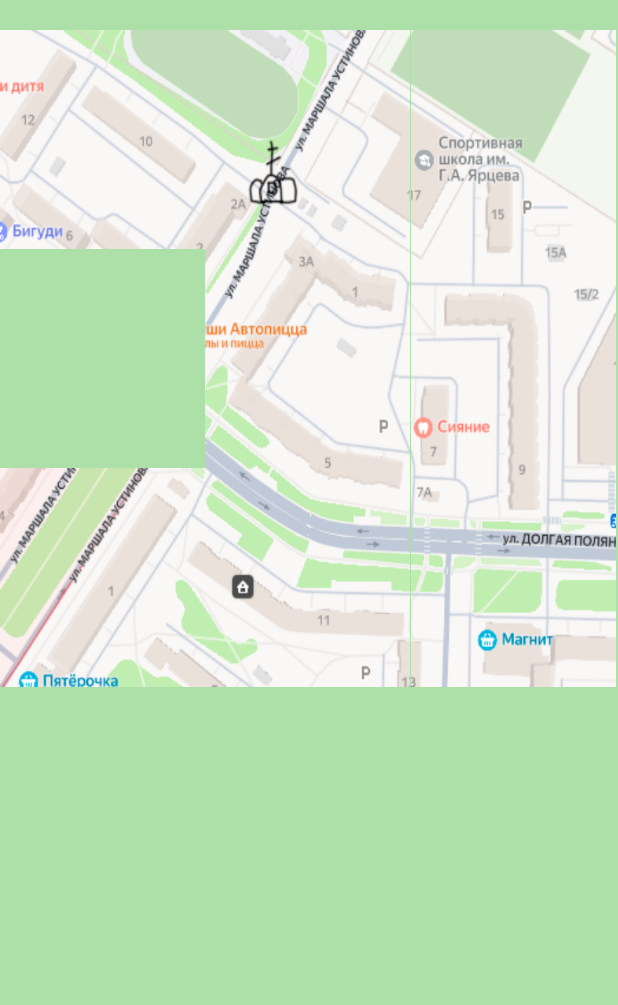
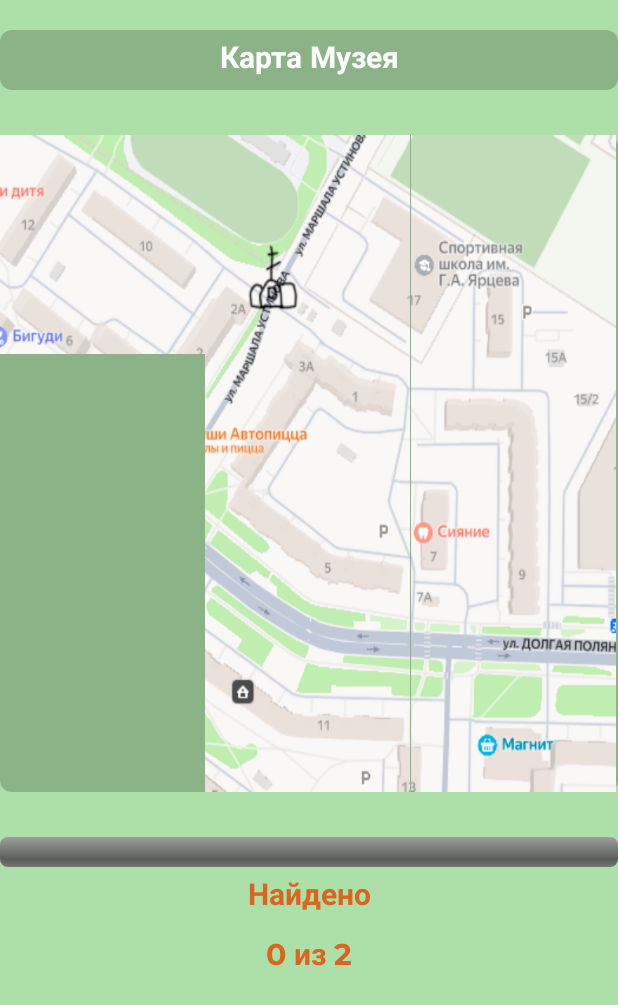
Before and after one commit to ribtie/KostromskayaSloboda, an Android app: the screen it shows after launch (MapActivity), after a tap on "НАЧАТЬ ИГРУ", on a phone screen of 412 x 824 dp. Shown: the top 1005 px of the screen. Run offline under Robolectric (Android 15) with nearby library versions, the phone set to English and light mode, and no system bars.

Commit message:
прогресс

```diff
--- a/app/src/main/java/com/example/kostromskayasloboda/MapActivity.java
+++ b/app/src/main/java/com/example/kostromskayasloboda/MapActivity.java
@@ -21,6 +21,7 @@ public class MapActivity extends AppCompatActivity {
         setContentView(R.layout.map_activity);
         mapView = findViewById(R.id.mapView);
         mapView.setActivity(this);
+        mapView.initUI(findViewById(R.id.count),findViewById(R.id.progressBar));
         locationManager = (LocationManager) getSystemService(LOCATION_SERVICE);
 
         if (ActivityCompat.checkSelfPermission(this, android.Manifest.permission.ACCESS_FINE_LOCATION)
--- a/app/src/main/java/com/example/kostromskayasloboda/MapView.java
+++ b/app/src/main/java/com/example/kostromskayasloboda/MapView.java
@@ -5,9 +5,13 @@ import android.graphics.*;
 import android.util.AttributeSet;
 import android.util.Log;
 import android.view.View;
+import android.widget.ProgressBar;
+import android.widget.TextView;
 import android.widget.Toast;
 
 import androidx.appcompat.app.AppCompatActivity;
+
+import java.util.Arrays;
 
 public class MapView extends View {
 
@@ -22,27 +26,96 @@ public class MapView extends View {
     private static final int PUZZLE_ROWS = 3;
     private static final int PUZZLE_COLS = 3;
     private Bitmap[] puzzlePieces = new Bitmap[PUZZLE_ROWS * PUZZLE_COLS];
-    private int missingPieceIndex = 3; //
+
+    private static Boolean[] booleanPiecesShow = new Boolean[PUZZLE_ROWS * PUZZLE_COLS];
+    private int[] missingPieceIndex = {3,6};
     public static Boolean showMissingPiece = false; // флаг, появился ли пропущенный кусок
     private int pieceWidth, pieceHeight;
 
+    TextView count;
+
+    ProgressBar progressBar;
+
+    String currentCount;
 
     public MapView(Context context, AttributeSet attrs) {
         super(context, attrs);
 
         mapBitmap = BitmapFactory.decodeResource(getResources(), R.drawable.museum_map);
         userMarker = BitmapFactory.decodeResource(getResources(), R.drawable.user_marker);
+        for(int i=0; i<booleanPiecesShow.length; i++) {
+            booleanPiecesShow[i]=true;
+        }
+
+        for(int i=0; i<missingPieceIndex.length; i++) {
+            booleanPiecesShow[missingPieceIndex[i]] = false; /// заполняем фолс там где пропуски
+        }
+
+
         splitMapIntoPieces();
+    }
 
+    public void initUI(TextView count, ProgressBar progressBar) {
+
+        this.count = count;
+        this.progressBar = progressBar;
+        currentCount = count.getText().toString();
+        if (progressBar != null) {
+            progressBar.setMax(missingPieceIndex.length);
+        }
+
+        if (count != null) {
+            String currentCount = count.getText().toString();
+            if (!currentCount.isEmpty()) {
+                String newText = currentCount.substring(0, currentCount.length() - 1) + missingPieceIndex.length;
+                count.setText(newText);
+            }
+        }
+    }
+    private void changeCurrentCount() {
+        if (count != null) {
+            currentCount = count.getText().toString();
+            if (!currentCount.isEmpty()) {
+                int currentCountInt = countNullAndNotNullInMassive(missingPieceIndex)[0];
+                String newText = currentCountInt + currentCount.substring(1, currentCount.length());
+                count.setText(newText);
+                progressBar.setProgress(currentCountInt, true);
+            }
+        }
+
+    }
+    private int[] countNullAndNotNullInMassive(int[] array) {
+        int curCountNotNull=0;
+        int curCountNull=0;
+        for(int i=0; i<array.length; i++) {
+            if (array[i] != -1) curCountNotNull += 1;
+            else curCountNull+=1;
+        }
+        return new int[]{curCountNull,curCountNotNull};
+    }
+    private boolean contains(int[] array, int value) {
+        for (int i : array) {
+            if (i == value) return true;
+        }
+        return false;
+    }
+
+    public static void deleteContains(int[] array, int value) {
+        for (int i = 0; i < array.length; i++) {
+            if (array[i] == value) {
+                array[i] = -1;
+            }
+        }
     }
     private void splitMapIntoPieces() {
         pieceWidth = mapBitmap.getWidth() / PUZZLE_COLS;
         pieceHeight = mapBitmap.getHeight() / PUZZLE_ROWS;
 
+
         for (int row = 0; row < PUZZLE_ROWS; row++) {
             for (int col = 0; col < PUZZLE_COLS; col++) {
                 int index = row * PUZZLE_COLS + col;
-                if (index == missingPieceIndex && !showMissingPiece) {
+                if (contains(missingPieceIndex, index) && !booleanPiecesShow[index]) {
                     puzzlePieces[index] = null; // пустой кусочек
                     continue;
                 }
@@ -110,37 +183,53 @@ public class MapView extends View {
 
 
             });
-        Log.d("ТРИППИ ТРОПА",userX + " UPDATE " + userY);
+
 
     }
+    public int getUserPuzzleIndex(float X, float Y) { /// вычисляем в какой клетке по координатам мира
+        if (X < 0 || Y < 0) return -1;
+
+        int col = (int)(X / pieceWidth);
+        int row = (int)(Y / pieceHeight);
+
+        if (col < 0 || col >= PUZZLE_COLS || row < 0 || row >= PUZZLE_ROWS) {
+            return -1;
+        }
+
+        return row * PUZZLE_COLS + col;
+    }
+
+
 
     private void checkInPosition(float userX, float userY) {
 
-        ///if (showMissingPiece) return; // уже показали
-
-        Boolean school = false;
-        if(school==false){ /// дом который ищем, координаты, отдельные методы
+        int index = getUserPuzzleIndex(userX, userY); // если придумать как сделать универсальным, наебка в том что в тесте разные ответы нужны
+        if (contains(missingPieceIndex, index)) {
+            if (!booleanPiecesShow[index]) { /// дом который ищем, координаты, отдельные методы индекс - смотри значение в массиве
                 float[] schoolXy = gpsToPixel(57.737786, 41.010429);
                 float newX = schoolXy[0];
                 float newY = schoolXy[1];
-            if(Math.abs(newX-userX)<=100 && Math.abs(newY-userY)<=100) {
+                if (Math.abs(newX - userX) <= 100 && Math.abs(newY - userY) <= 100) {
                     // перерисовать с новым кусочком
-                Toast.makeText(this.getContext(), showMissingPiece + " ", Toast.LENGTH_SHORT).show();
                     TestBox.onCorrectAnswerGlobal = () -> {
-                    MapView.showMissingPiece = true;
+                        MapView.booleanPiecesShow[index] = true;
+                        MapView.deleteContains(missingPieceIndex,index);
                         splitMapIntoPieces();
                         invalidate();
+                        changeCurrentCount();
                         Toast.makeText(activity, "Молодец! Ты открыл новый кусочек карты ✅", Toast.LENGTH_SHORT).show();
                     };
                     TestBox testBox = new TestBox(
-                        R.drawable.museum_map, "Церковь",
-                        R.drawable.museum_map, "Дом",
+                            R.drawable.museum_map, "Церковь", /// верный ответ
+                            R.drawable.museum_map, "Дом", /// неверные ответы V
                             R.drawable.museum_map, "Кузница"
                     );
                     testBox.show(activity.getSupportFragmentManager(), "Диалог");
 
                 }
             }
+        }
+        changeCurrentCount();
     }
 
     private float[] gpsToPixel(double lat, double lon) {
@@ -171,7 +260,7 @@ public class MapView extends View {
 
         // Рисуем кусочки
         for (int i = 0; i < puzzlePieces.length; i++) {
-            if (i == missingPieceIndex && !showMissingPiece) {
+            if (contains(missingPieceIndex, i) && !booleanPiecesShow[i]) {
                 // Пропускаем пустой кусочек, если он ещё не показан
                 continue;
             }
@@ -197,7 +286,6 @@ public class MapView extends View {
         if (userX >= 0 && userY >= 0) {
             float drawX = animatedX * scaleX - userMarker.getWidth() / 2f;
             float drawY = animatedY * scaleY - userMarker.getHeight() / 2f;
-            Log.d("ТРИППИ ТРОПА",userX + " onDRAW " + userY);
             canvas.drawBitmap(userMarker, drawX, drawY, null);
         }
     }
--- a/app/src/main/res/drawable/rounded_background.xml
+++ b/app/src/main/res/drawable/rounded_background.xml
@@ -1,5 +1,5 @@
 <shape xmlns:android="http://schemas.android.com/apk/res/android"
     android:shape="rectangle">
-    <solid android:color="#52000000" /> <!-- 32% прозрачности -->
+    <solid android:color="#33000000" /> <!-- 32% прозрачности -->
     <corners android:radius="8dp" />
 </shape>
--- a/app/src/main/res/layout/map_activity.xml
+++ b/app/src/main/res/layout/map_activity.xml
@@ -6,12 +6,52 @@
     android:background="#ADDFA8">
     <LinearLayout
         android:layout_width="match_parent"
-        android:layout_height="match_parent">
+        android:layout_height="match_parent"
+        android:orientation="vertical">
+        <TextView
+            android:layout_width="match_parent"
+            android:layout_height="wrap_content"
+            android:text="Карта Музея"
+            style="@style/TextBlocks"
+            android:textSize="20sp"
+            android:gravity="center"/>
 
         <com.example.kostromskayasloboda.MapView
             android:id="@+id/mapView"
             android:layout_width="match_parent"
-            android:layout_height="438dp" />
+            android:layout_height="438dp"
+            android:layout_marginTop="30dp"
+            style="@style/BackgroundBlocks"/>
+
+        <ProgressBar
+            android:id="@+id/progressBar"
+            style="@android:style/Widget.ProgressBar.Horizontal"
+            android:layout_width="match_parent"
+            android:layout_height="wrap_content"
+            android:layout_marginTop="30dp"
+            android:max="100"
+            android:progress="0"
+            android:progressTint="#DB651F"
+            android:backgroundTint="#52000000"/>
+        <TextView
+            android:layout_width="match_parent"
+            android:layout_height="wrap_content"
+            android:text="Найдено"
+            style="@style/OrangeTextBlocksWithoutBackground"
+            android:gravity="center"/>
+        <LinearLayout
+            android:layout_width="match_parent"
+            android:layout_height="wrap_content"
+            android:orientation="horizontal">
+        <TextView
+            android:layout_width="match_parent"
+            android:layout_height="match_parent"
+            android:id="@+id/count"
+            android:text="0 из 9"
+            style="@style/OrangeTextBlocksWithoutBackground"
+            android:gravity="center"/>
+
+        </LinearLayout>
     </LinearLayout>
 
 
--- a/app/src/main/res/values/styles.xml
+++ b/app/src/main/res/values/styles.xml
@@ -15,7 +15,7 @@
         <item name="android:textSize">20sp</item>
     </style>
     <style name="OrangeTextBlocksWithoutBackground">
-        <item name="android:textColor">#DB6600</item>
+        <item name="android:textColor">#DB651F</item>
         <item name="android:padding">5dp</item>
         <item name="android:fontFamily">@font/montserrat_bold</item>
         <item name="android:textSize">20sp</item>
```
Lines whose indentation alone changed are shown as unchanged.
